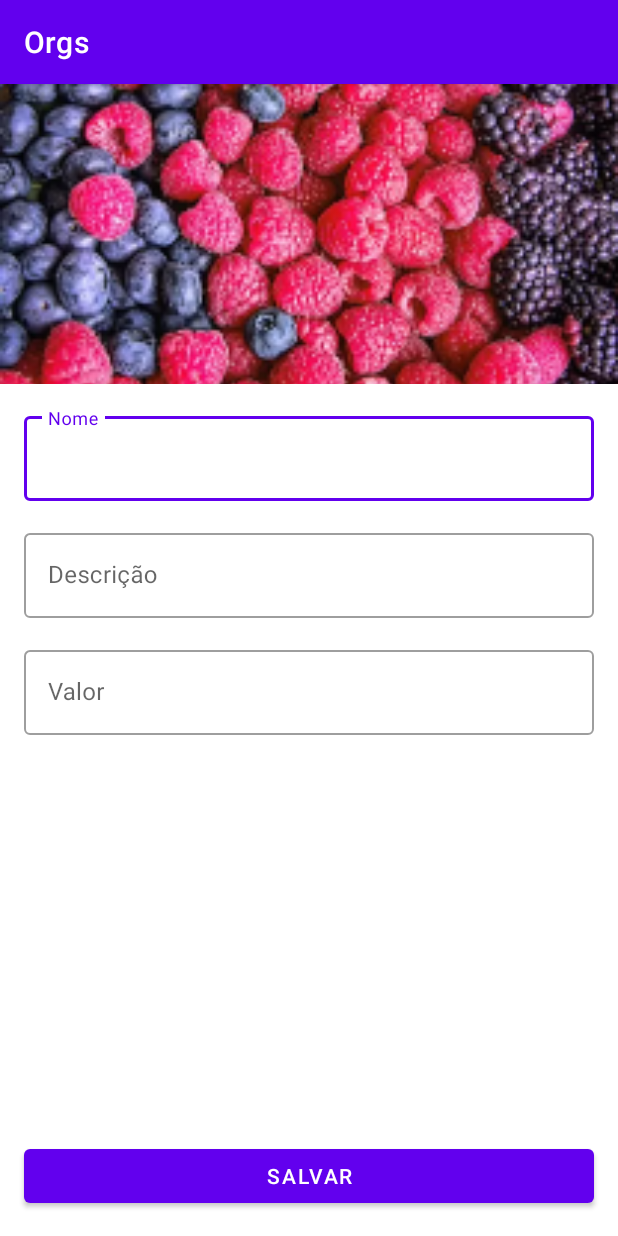
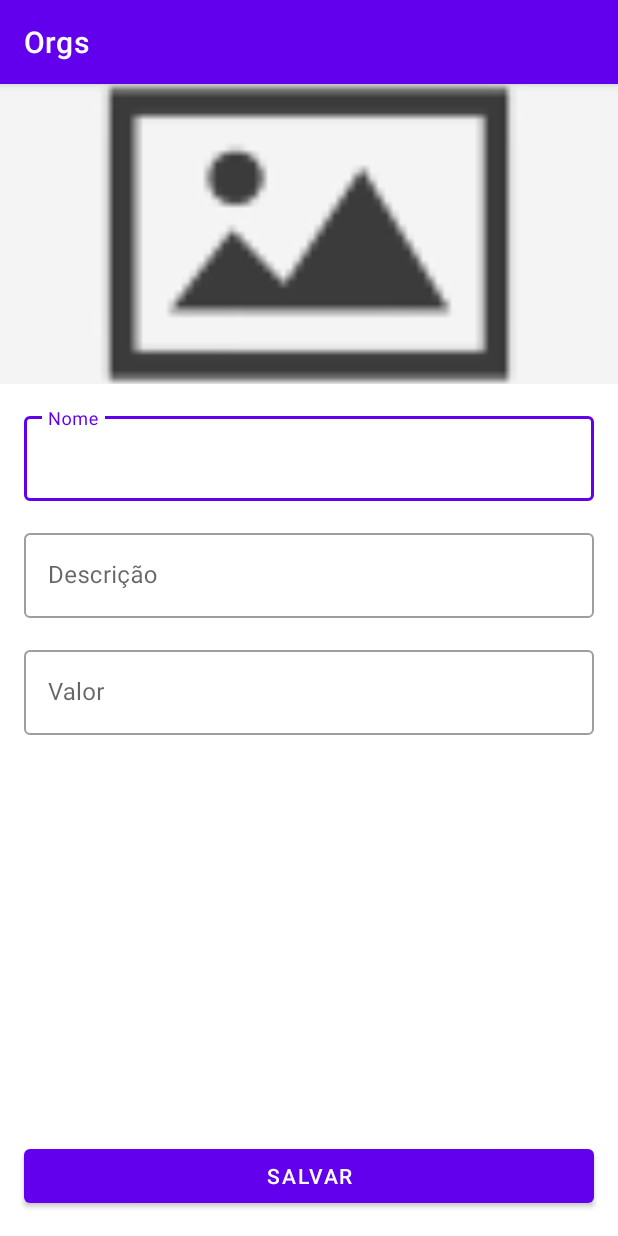
Before and after one commit to Fael-dev/android-nativo-kt-2, an Android app: the screen it shows after launch (FormularioProdutoActivity), after a tap on an icon or button, on a phone screen of 412 x 824 dp. Run offline under Robolectric (Android 15) with nearby library versions, the phone set to English and light mode, and no system bars.

```diff
--- a/app/src/main/java/com/example/orgs/ui/activity/FormularioProdutoActivity.kt
+++ b/app/src/main/java/com/example/orgs/ui/activity/FormularioProdutoActivity.kt
@@ -2,23 +2,37 @@ package com.example.orgs.ui.activity
 
 import androidx.appcompat.app.AppCompatActivity
 import android.os.Bundle
-import android.widget.Button
-import android.widget.EditText
+import androidx.appcompat.app.AlertDialog
 import com.example.orgs.R
 import com.example.orgs.dao.ProdutosDao
+import com.example.orgs.databinding.ActivityFormularioProdutoBinding
 import com.example.orgs.models.Produto
 import java.math.BigDecimal
 
-class FormularioProdutoActivity : AppCompatActivity(
-    R.layout.activity_formulario_produto
-) {
+class FormularioProdutoActivity : AppCompatActivity() {
+
+    private val biding by lazy {
+        ActivityFormularioProdutoBinding.inflate(layoutInflater)
+    }
     override fun onCreate(savedInstanceState: Bundle?) {
         super.onCreate(savedInstanceState)
+        setContentView(this.biding.root)
         configuraBotaoSalvar()
+        this.biding.activityFormProdutoImg.setOnClickListener {
+            AlertDialog.Builder(this)
+                .setView(R.layout.formulario_imagem)
+                .setPositiveButton("Confirmar") { _, _ ->
+
+                }
+                .setNegativeButton("Cancelar") { _, _ ->
+
+                }
+                .show()
+        }
     }
 
     private fun configuraBotaoSalvar() {
-        val botaoSalvar = findViewById<Button>(R.id.activity_formulario_produto_botao_salvar)
+        val botaoSalvar = this.biding.activityFormularioProdutoBotaoSalvar
         val dao = ProdutosDao()
         botaoSalvar.setOnClickListener {
             val produto = criaProduto()
@@ -28,11 +42,11 @@ class FormularioProdutoActivity : AppCompatActivity(
     }
 
     private fun criaProduto(): Produto {
-        val campoNome = findViewById<EditText>(R.id.activity_formulario_produto_nome)
+        val campoNome = this.biding.activityFormularioProdutoNome
         val nome = campoNome.text.toString()
-        val campoDescricao = findViewById<EditText>(R.id.activity_formulario_produto_descricao)
+        val campoDescricao = this.biding.activityFormularioProdutoDescricao
         val descricao = campoDescricao.text.toString()
-        val campoValor = findViewById<EditText>(R.id.activity_formulario_produto_valor)
+        val campoValor = this.biding.activityFormularioProdutoValor
         val valorEmTexto = campoValor.text.toString()
 
         val valor = if (valorEmTexto.isBlank()) {
--- a/app/src/main/java/com/example/orgs/ui/activity/ListaProdutosActivity.kt
+++ b/app/src/main/java/com/example/orgs/ui/activity/ListaProdutosActivity.kt
@@ -3,14 +3,11 @@ package com.example.orgs.ui.activity
 import android.content.Intent
 import android.os.Bundle
 import androidx.appcompat.app.AppCompatActivity
-import androidx.recyclerview.widget.RecyclerView
-import com.example.orgs.R
 import com.example.orgs.dao.ProdutosDao
 import com.example.orgs.databinding.ActivityListaProdutosBinding
 import com.example.orgs.ui.recyclerview.adapter.ListaProdutosAdapter
-import com.google.android.material.floatingactionbutton.FloatingActionButton
 
-class ListaProdutosActivity: AppCompatActivity(R.layout.activity_lista_produtos) {
+class ListaProdutosActivity: AppCompatActivity() {
 
     private val dao = ProdutosDao()
     private val adapter = ListaProdutosAdapter(context = this, produtos = dao.buscaTodos())
--- /dev/null
+++ b/app/src/main/res/drawable/ic_action_refresh.xml
@@ -0,0 +1,5 @@
+<vector android:height="24dp" android:tint="#000000"
+    android:viewportHeight="24" android:viewportWidth="24"
+    android:width="24dp" xmlns:android="http://schemas.android.com/apk/res/android">
+    <path android:fillColor="@android:color/white" android:pathData="M17.65,6.35C16.2,4.9 14.21,4 12,4c-4.42,0 -7.99,3.58 -7.99,8s3.57,8 7.99,8c3.73,0 6.84,-2.55 7.73,-6h-2.08c-0.82,2.33 -3.04,4 -5.65,4 -3.31,0 -6,-2.69 -6,-6s2.69,-6 6,-6c1.66,0 3.14,0.69 4.22,1.78L13,11h7V4l-2.35,2.35z"/>
+</vector>
--- a/app/src/main/res/layout/activity_formulario_produto.xml
+++ b/app/src/main/res/layout/activity_formulario_produto.xml
@@ -19,7 +19,7 @@
             app:layout_constraintEnd_toEndOf="parent"
             app:layout_constraintStart_toStartOf="parent"
             app:layout_constraintTop_toTopOf="parent"
-            app:srcCompat="@drawable/frutas_vermelhas" />
+            app:srcCompat="@drawable/imagem_padrao" />
 
         <com.google.android.material.textfield.TextInputLayout
             android:id="@+id/formulario_produto_textlayout_nome"
@@ -35,6 +35,7 @@
             <com.google.android.material.textfield.TextInputEditText
                 android:layout_width="match_parent"
                 android:layout_height="wrap_content"
+                android:inputType="text"
                 android:id="@+id/activity_formulario_produto_nome"
                 android:hint="Nome"/>
         </com.google.android.material.textfield.TextInputLayout>
@@ -53,6 +54,7 @@
             <com.google.android.material.textfield.TextInputEditText
                 android:layout_width="match_parent"
                 android:layout_height="wrap_content"
+                android:inputType="text"
                 android:id="@+id/activity_formulario_produto_descricao"
                 android:hint="Descrição"/>
         </com.google.android.material.textfield.TextInputLayout>
@@ -71,6 +73,7 @@
             <com.google.android.material.textfield.TextInputEditText
                 android:layout_width="match_parent"
                 android:layout_height="wrap_content"
+                android:inputType="numberDecimal"
                 android:id="@+id/activity_formulario_produto_valor"
                 android:hint="Valor"/>
         </com.google.android.material.textfield.TextInputLayout>
--- a/app/src/main/res/layout/activity_lista_produtos.xml
+++ b/app/src/main/res/layout/activity_lista_produtos.xml
@@ -26,5 +26,5 @@
         android:layout_margin="16dp"
         app:layout_constraintBottom_toBottomOf="parent"
         app:layout_constraintEnd_toEndOf="parent"
-        app:srcCompat="@drawable/baseline_add_24" />
+        app:srcCompat="@drawable/ic_action_add" />
 </androidx.constraintlayout.widget.ConstraintLayout>
--- a/app/src/main/res/layout/produto_item.xml
+++ b/app/src/main/res/layout/produto_item.xml
@@ -69,7 +69,7 @@
             app:layout_constraintEnd_toStartOf="@+id/produto_item_nome"
             app:layout_constraintStart_toStartOf="parent"
             app:layout_constraintTop_toTopOf="parent"
-            android:src="@drawable/frutas_vermelhas"
+            app:srcCompat="@drawable/frutas_vermelhas"
             />
     </androidx.constraintlayout.widget.ConstraintLayout>
 </com.google.android.material.card.MaterialCardView>
```
Also changed, not shown: app/src/main/res/layout/formulario_imagem.xml (added, +54 -0 lines), app/src/main/res/drawable-hdpi/imagem_padrao.png (added), app/src/main/res/drawable-ldpi/imagem_padrao.png (added), app/src/main/res/drawable-mdpi/imagem_padrao.png (added), app/src/main/res/drawable-xhdpi/imagem_padrao.png (added), app/src/main/res/drawable-xxhdpi/imagem_padrao.png (added), app/src/main/res/drawable-xxxhdpi/imagem_padrao.png (added), app/src/main/res/drawable/ic_action_add.xml (renamed from app/src/main/res/drawable/baseline_add_24.xml).
